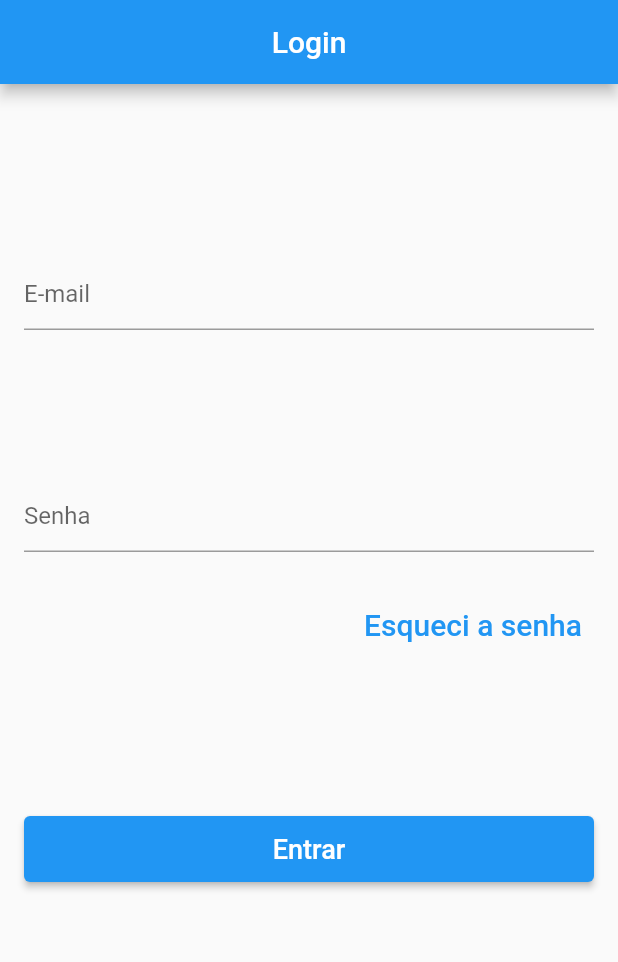
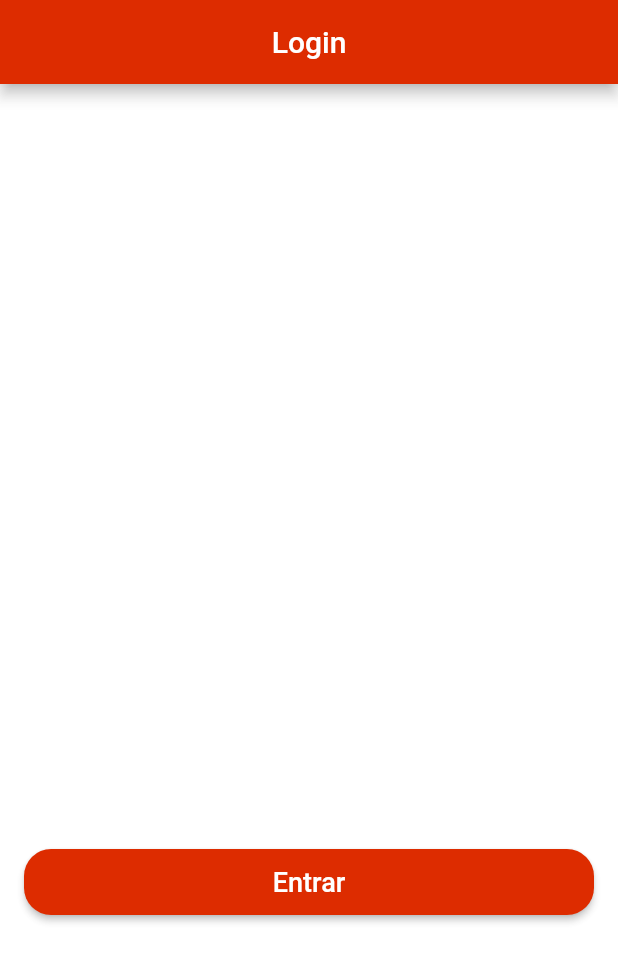
Before and after one commit to Maike2961/aplicativo_em_flutter, a Flutter app: the screen it shows after launch, on a phone screen of 412 x 824 dp. Shown: the top 962 px of the screen. Run offline on Flutter 3.47's test engine with Material 2 defaults, Android fonts, the phone set to English and light mode, and no system bars.

Commit message:
area do home e login

```diff
--- a/lib/login_screen.dart
+++ b/lib/login_screen.dart
@@ -19,20 +19,41 @@ class LoginScreen extends StatelessWidget {
     } */
 
     return Scaffold(
+      backgroundColor: Colors.white30,
       appBar: AppBar(
         title: const Text("Login"),
         centerTitle: true,
+        backgroundColor: Colors.deepOrangeAccent.shade700,
 
       ),
-      body: Form(
+      body: SafeArea(
+        child: Form(
           child: ListView(
             padding: const EdgeInsets.all(16.0),
             children: <Widget> [
               const SizedBox(height: 100.0),
               TextFormField(
                 decoration:const InputDecoration(
-                  hintText: "E-mail"
+                    labelText: "E-mail",
+                  labelStyle: TextStyle(
+                    color: Colors.white,
                   ),
+                  icon: Icon(
+                    Icons.email,
+                    color: Colors.white,
+                  ),
+                  focusedBorder: UnderlineInputBorder(
+                  borderSide: BorderSide(
+                    color: Colors.white,
+                  ),
+                ),
+                    enabledBorder: UnderlineInputBorder(
+                        borderSide: BorderSide(
+                            color: Colors.white
+                        ),
+                    ),
+                ),
+
                 onChanged:(text){
                   email = text;
                 },
@@ -42,7 +63,24 @@ class LoginScreen extends StatelessWidget {
 
               TextFormField(
                 decoration:const InputDecoration(
-                  hintText: "Senha"
+                    labelText: "Senha",
+                    labelStyle: TextStyle(
+                      color: Colors.white,
+                    ),
+                  icon: Icon(
+                    Icons.password,
+                    color: Colors.white,
+                  ),
+                  focusedBorder: UnderlineInputBorder(
+                    borderSide: BorderSide(
+                      color: Colors.white,
+                    ),
+                  ),
+                  enabledBorder: UnderlineInputBorder(
+                    borderSide: BorderSide(
+                      color: Colors.white
+                    ),
+                  ),
                 ),
                 obscureText: true,
                 onChanged:(text){
@@ -55,11 +93,12 @@ class LoginScreen extends StatelessWidget {
                   onPressed: (){
                     Navigator.pushNamed(context, "/novasenha");
                   },
-                child: const Text("Esqueci a senha",
+                  child: const Text("Esqueci a senha ? ",
                     textAlign: TextAlign.right,
                     style: TextStyle(
                         height: 3,
-                      fontSize: 20
+                        fontSize: 20,
+                      color: Colors.white
                     ),
                   ),
                 ),
@@ -81,8 +120,14 @@ class LoginScreen extends StatelessWidget {
                     "Entrar",
                     style: TextStyle(
                       fontSize: 18.0,
-
                       color: Colors.white,
+                    ),
+                  ),
+                  style: ButtonStyle(
+                    backgroundColor: MaterialStatePropertyAll(Colors.deepOrangeAccent[700]),
+                    shape: MaterialStateProperty.all<RoundedRectangleBorder>(
+                      RoundedRectangleBorder(borderRadius: BorderRadius.circular(18.0),
+                      ),
                     ),
                     ),
                 ),
@@ -90,6 +135,7 @@ class LoginScreen extends StatelessWidget {
             ],
           ),
         ),
+      ),
     );
   }
 }
```
Lines whose indentation alone changed are shown as unchanged.
